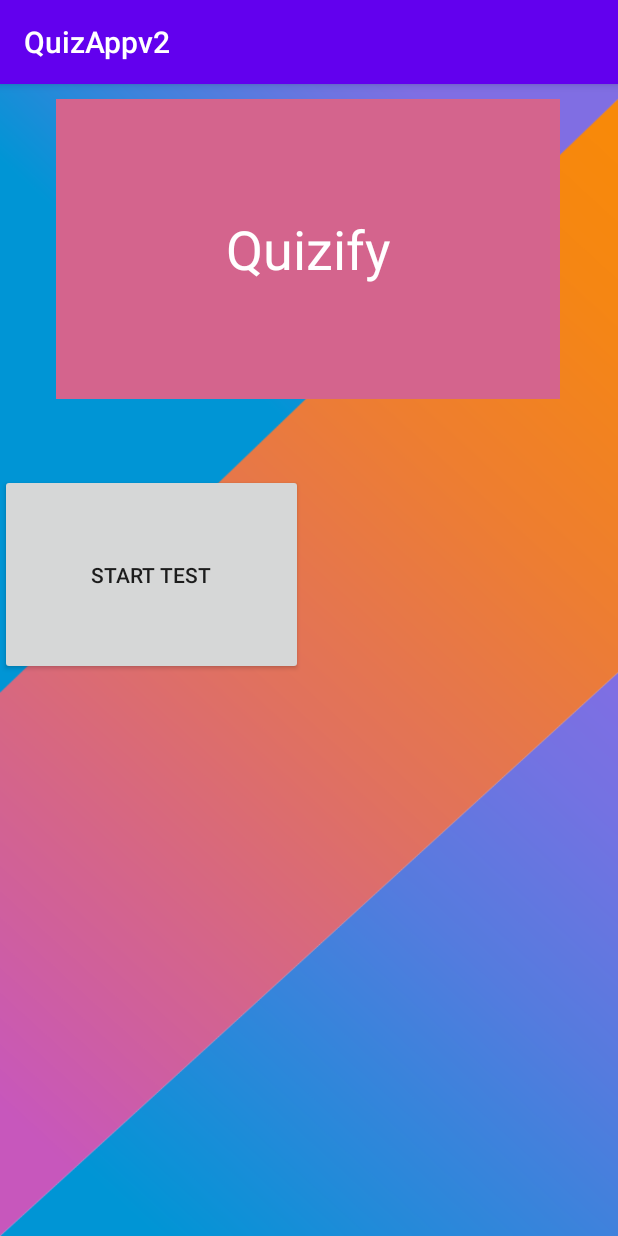
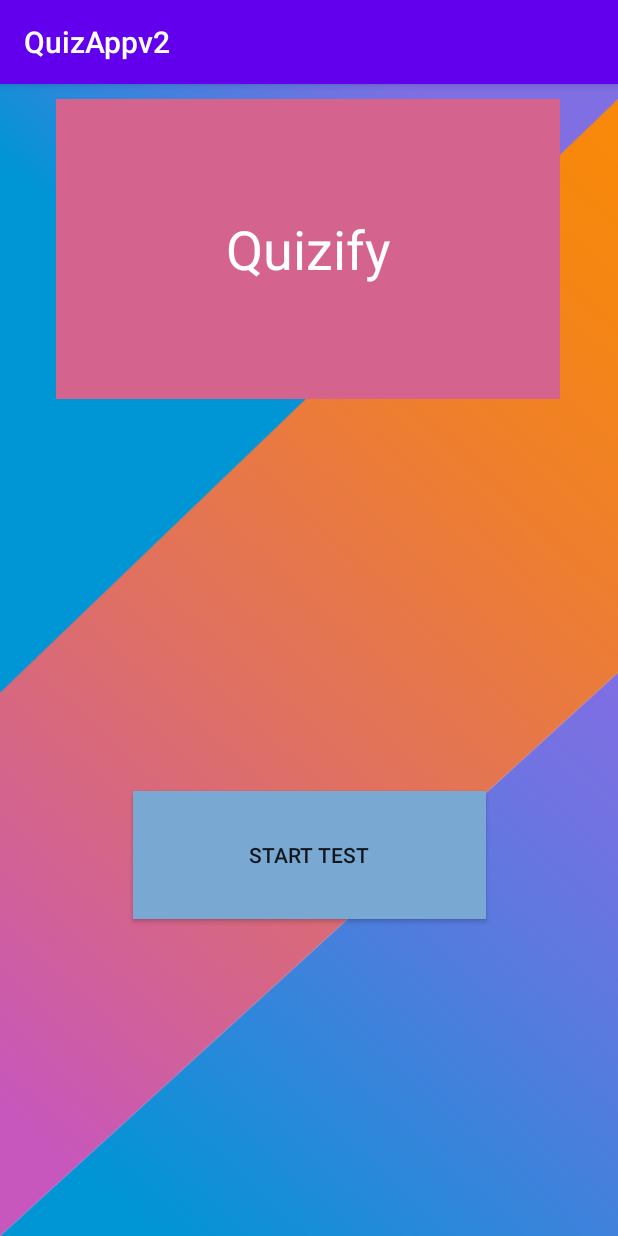
Before and after one commit to xVortal/QuizAppv2, an Android app: the StartTestActivity screen opened directly, with no data from a screen before it, on a phone screen of 412 x 824 dp. Run offline under Robolectric (Android 15) with nearby library versions, the phone set to English and light mode, and no system bars.

Commit message:
funktion zum Löschen der rows in der tabelle

```diff
--- a/app/src/main/java/com/example/quizappv2/DBHelper.kt
+++ b/app/src/main/java/com/example/quizappv2/DBHelper.kt
@@ -105,6 +105,7 @@ class DBHelper (context: Context) : SQLiteOpenHelper(context, DATABASE_NAME,null
     fun cleanDatabase(){
         val db = this.writableDatabase
         db.execSQL("DELETE FROM " + TABLE_NAME)
+        db.execSQL("DELETE FROM SQLITE_SEQUENCE WHERE name = '"+ TABLE_NAME +"'")
 
     }
 }
--- a/app/src/main/res/layout/activity_start_test.xml
+++ b/app/src/main/res/layout/activity_start_test.xml
@@ -35,13 +35,14 @@
 
     <Button
         android:id="@+id/StartTestBtn"
-        android:layout_width="202dp"
-        android:layout_height="134dp"
+        android:layout_width="235dp"
+        android:layout_height="85dp"
         android:layout_marginTop="50dp"
+        android:background="#79A8D3"
         android:text="Start Test"
-        tools:layout_editor_absoluteX="10dp"
-        tools:layout_editor_absoluteY="271dp"
+        app:layout_constraintBottom_toBottomOf="parent"
+        app:layout_constraintEnd_toEndOf="parent"
+        app:layout_constraintStart_toStartOf="parent"
         app:layout_constraintTop_toBottomOf="@+id/StartTestTextView" />
 
-
 </androidx.constraintlayout.widget.ConstraintLayout>
```
